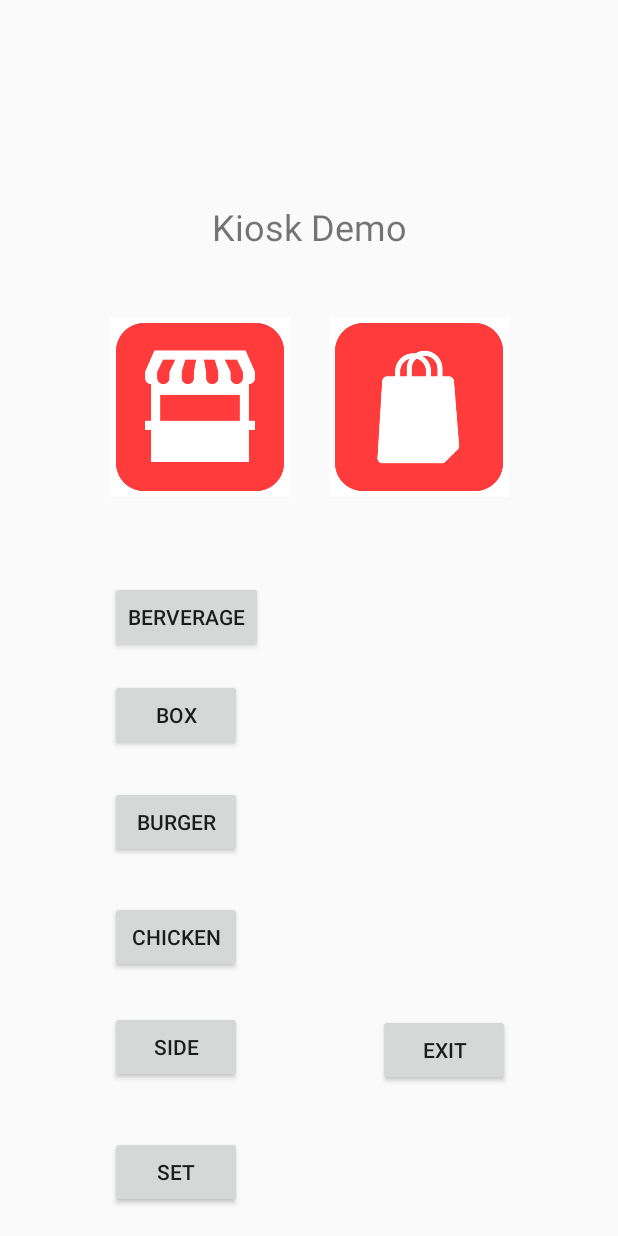
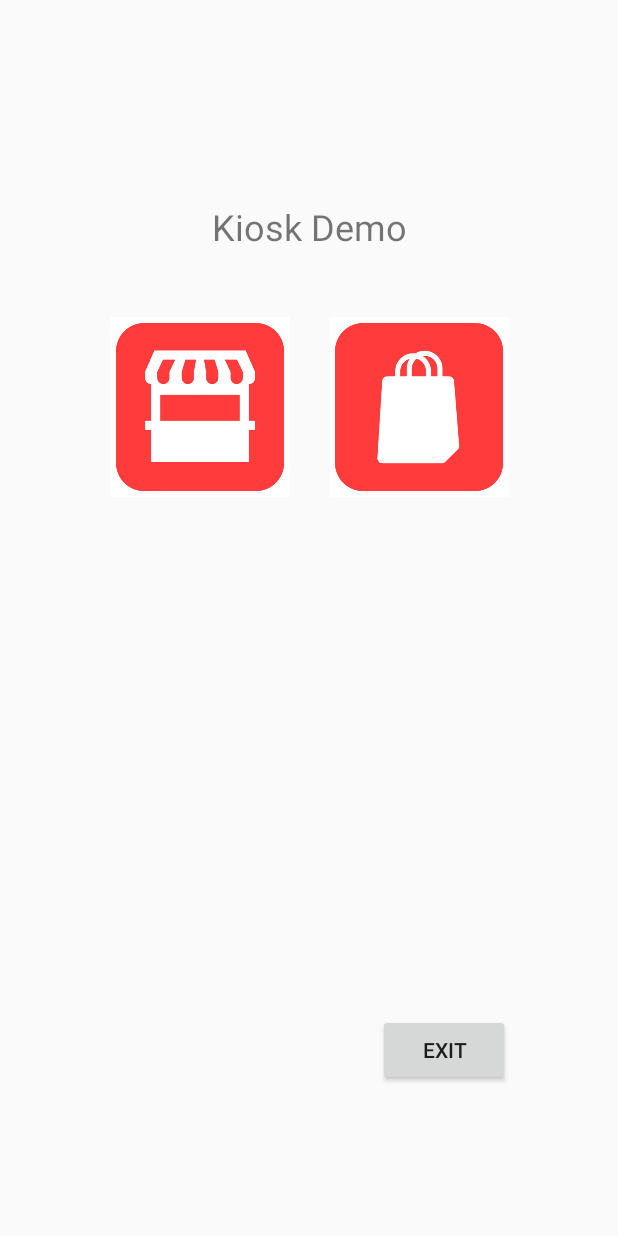
Before and after one commit to DongGeun974/Kiosk, an Android app: the layout activity_main.xml on its own in the app's theme, with its tools: preview values and no code run, on a phone screen of 412 x 824 dp. Run offline under Robolectric (Android 15) with nearby library versions, the light colour scheme and no system bars.

Commit message:
첫 화면 만들기 프래그먼트 미적용

```diff
--- a/app/build.gradle
+++ b/app/build.gradle
@@ -40,4 +40,5 @@ dependencies {
 
     implementation 'com.github.bumptech.glide:glide:4.9.0'
     annotationProcessor 'com.github.bumptech.glide:compiler:4.9.0'
+    implementation 'androidx.lifecycle:lifecycle-extensions:2.2.0'
 }
--- a/app/src/main/res/layout/activity_main.xml
+++ b/app/src/main/res/layout/activity_main.xml
@@ -1,14 +1,15 @@
 <?xml version="1.0" encoding="utf-8"?>
-<LinearLayout
-    xmlns:android="http://schemas.android.com/apk/res/android"
+<LinearLayout xmlns:android="http://schemas.android.com/apk/res/android"
     xmlns:app="http://schemas.android.com/apk/res-auto"
     xmlns:tools="http://schemas.android.com/tools"
     android:layout_width="match_parent"
-    android:layout_height="match_parent">
+    android:layout_height="match_parent"
+    android:orientation="vertical">
 
     <androidx.constraintlayout.widget.ConstraintLayout
         android:layout_width="match_parent"
-        android:layout_height="match_parent"
+        android:layout_height="0dp"
+        android:layout_weight="9"
         tools:context=".MainActivity">
 
         <TextView
@@ -52,68 +53,6 @@
             app:layout_constraintVertical_bias="1.0"></ImageView>
 
         <Button
-            android:id="@+id/beverage"
-            android:layout_width="wrap_content"
-            android:layout_height="wrap_content"
-            android:text="berverage"
-            app:layout_constraintBottom_toBottomOf="parent"
-            app:layout_constraintHorizontal_bias="0.236"
-            app:layout_constraintLeft_toLeftOf="parent"
-            app:layout_constraintRight_toRightOf="parent"
-            app:layout_constraintTop_toTopOf="parent"
-            app:layout_constraintVertical_bias="0.499" />
-
-        <Button
-            android:id="@+id/box"
-            android:layout_width="wrap_content"
-            android:layout_height="wrap_content"
-            android:text="box"
-            app:layout_constraintBottom_toBottomOf="parent"
-            app:layout_constraintStart_toStartOf="@+id/beverage"
-            app:layout_constraintTop_toBottomOf="@+id/beverage"
-            app:layout_constraintVertical_bias="0.05" />
-
-        <Button
-            android:id="@+id/burger"
-            android:layout_width="wrap_content"
-            android:layout_height="wrap_content"
-            android:text="burger"
-            app:layout_constraintBottom_toBottomOf="parent"
-            app:layout_constraintStart_toStartOf="@+id/beverage"
-            app:layout_constraintTop_toBottomOf="@+id/beverage"
-            app:layout_constraintVertical_bias="0.261" />
-
-        <Button
-            android:id="@+id/chicken"
-            android:layout_width="wrap_content"
-            android:layout_height="wrap_content"
-            android:text="chicken"
-            app:layout_constraintBottom_toBottomOf="parent"
-            app:layout_constraintStart_toStartOf="@+id/beverage"
-            app:layout_constraintTop_toBottomOf="@+id/beverage"
-            app:layout_constraintVertical_bias="0.486" />
-
-        <Button
-            android:id="@+id/side"
-            android:layout_width="wrap_content"
-            android:layout_height="wrap_content"
-            android:text="side"
-            app:layout_constraintBottom_toBottomOf="parent"
-            app:layout_constraintStart_toStartOf="@+id/beverage"
-            app:layout_constraintTop_toBottomOf="@+id/beverage"
-            app:layout_constraintVertical_bias="0.7" />
-
-        <Button
-            android:id="@+id/set"
-            android:layout_width="wrap_content"
-            android:layout_height="wrap_content"
-            android:text="set"
-            app:layout_constraintBottom_toBottomOf="parent"
-            app:layout_constraintStart_toStartOf="@+id/beverage"
-            app:layout_constraintTop_toBottomOf="@+id/beverage"
-            app:layout_constraintVertical_bias="0.945" />
-
-        <Button
             android:id="@+id/exitButton"
             android:layout_width="wrap_content"
             android:layout_height="wrap_content"
@@ -125,5 +64,13 @@
             app:layout_constraintTop_toTopOf="parent"
             app:layout_constraintVertical_bias="0.871" />
 
+        <FrameLayout
+            android:id="@+id/main_frame"
+            android:layout_width="match_parent"
+            android:layout_height="300dp"
+            app:layout_constraintBottom_toBottomOf="parent"
+            app:layout_constraintTop_toTopOf="parent"
+            app:layout_constraintVertical_bias="1.0" />
+
     </androidx.constraintlayout.widget.ConstraintLayout>
 </LinearLayout>
```
Also changed, not shown: app/src/main/java/com/example/myapplication/MainActivity.java (+85 -51 lines).
